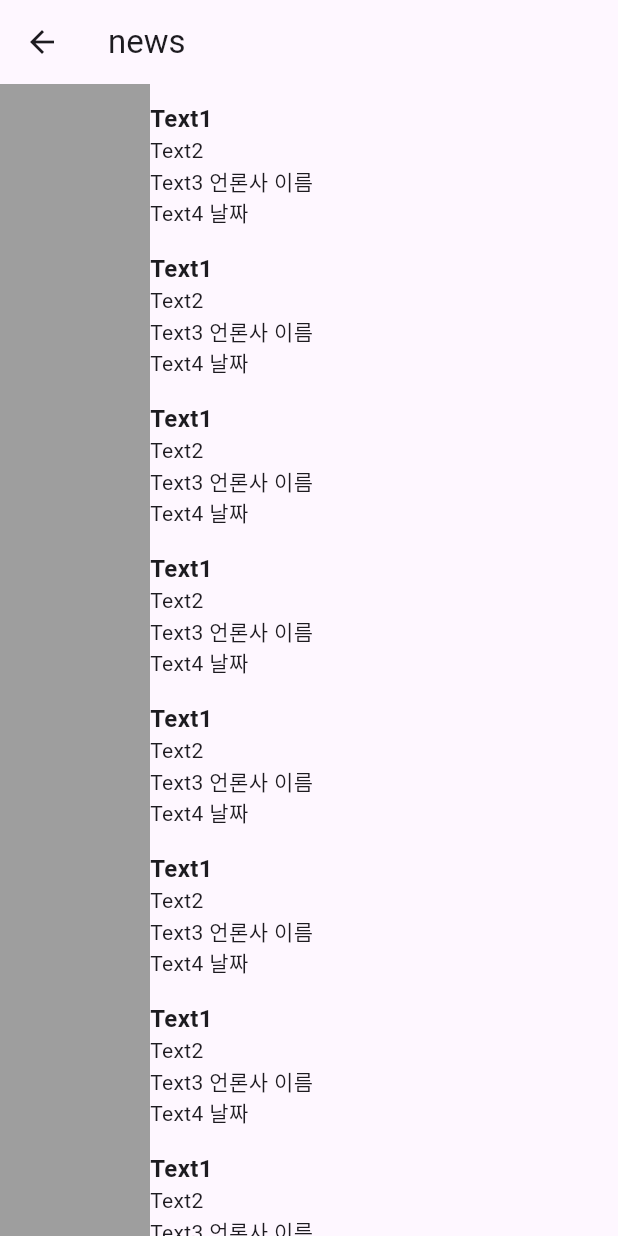
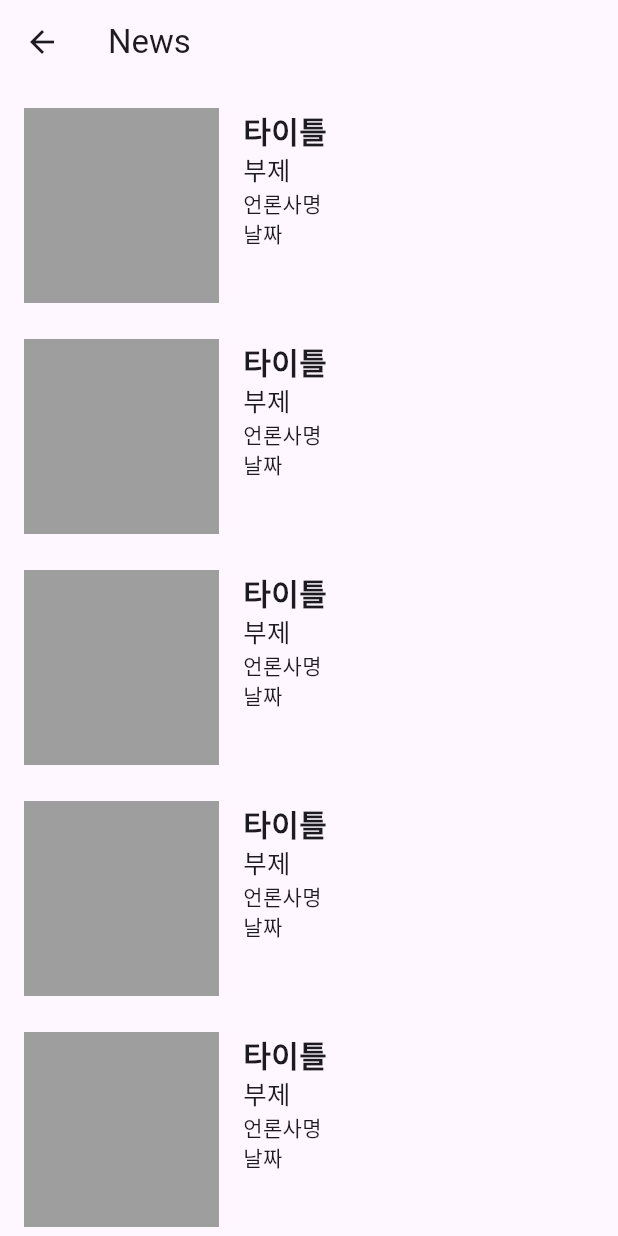
Before and after one commit to janguzin/flutter-study, a Flutter app: the NewsScreen screen opened directly, on a phone screen of 412 x 824 dp. Run offline on Flutter 3.47's test engine with Material 3 defaults, Android fonts, the phone set to English and light mode, and no system bars; our stand-ins replace dio; network calls fail.

```diff
--- a/lib/screen/button_screen.dart
+++ b/lib/screen/button_screen.dart
@@ -28,8 +28,8 @@ class ButtonScreen extends StatelessWidget {
   Widget build(BuildContext context) {
     return Scaffold(
       body: SafeArea(
-        child: Column(
-          crossAxisAlignment: CrossAxisAlignment.stretch,
+        child: ListView(
+          //crossAxisAlignment: CrossAxisAlignment.stretch,
           children: [
             ElevatedButton(
               onPressed: () {
--- a/lib/screen/news/news_screen.dart
+++ b/lib/screen/news/news_screen.dart
@@ -1,3 +1,4 @@
+import 'package:dio/dio.dart';
 import 'package:flutter/material.dart';
 
 class NewsScreen extends StatefulWidget {
@@ -8,55 +9,91 @@ class NewsScreen extends StatefulWidget {
 }
 
 class _NewsScreenState extends State<NewsScreen> {
+  /// GET 방식
+  /// https://newsapi.org/v2/everything?q=tesla&from=2025-07-28&sortBy=publishedAt&apiKey=API_KEY
+  /// https://newsapi.org => 도메인
+  /// /v2/everything => path 도메일 ~ ? 전까지.
+  /// q=tesla&from=2025-07-28&sortBy=publishedAt&apiKey=API_KEY
+  /// ? 이후 => query
+  ///
+  /// GET과 POST의 차이
+  /// GET은 인터넷 주소창에 검색해도 호출 가능.
+  /// POST는 인터넷 주소창에서 호출 불가능.
+
+  bool loading = true;
+  int page = 1;
+
+  Future<void> getData() async {
+    if (!loading) {
+      loading = true;
+      setState(() {});
+    }
+
+    Uri uri = Uri(
+      scheme: "https",
+      host: "newsapi.org",
+      path: "/v2/everything",
+      queryParameters: {
+        "q": "google",
+        "from": "2025-08-01",
+        "sortBy": "publishedAt",
+        "apiKey": "f4e382a85f8e45a5878357459c397275",
+        "pageSize": "20",
+        "page": page.toString(),
+      },
+    );
+
+    var response = await Dio().get(uri.toString());
+    // 1. ArticleModel 생성
+    // 2. List<ArticleModel> articles 생성
+
+    loading = false;
+    setState(() {});
+  }
+
+  @override
+  void initState() {
+    getData();
+    super.initState();
+  }
+
   @override
   Widget build(BuildContext context) {
-    return Scaffold(appBar: AppBar(title: Text('news'),),
-
-
+    return Scaffold(
+      appBar: AppBar(title: Text("News")),
       body: ListView.builder(
+        padding: EdgeInsets.all(16),
+        itemBuilder: (context, index) {
+          return Padding(
+            padding: EdgeInsets.only(bottom: 24),
+            child: Row(
+              crossAxisAlignment: CrossAxisAlignment.start,
+              children: [
+                Container(width: 130, height: 130, color: Colors.grey),
+                SizedBox(width: 16),
+                Column(
+                  mainAxisAlignment: MainAxisAlignment.start,
+                  crossAxisAlignment: CrossAxisAlignment.start,
+                  children: [
+                    Text(
+                      "타이틀",
+                      style: TextStyle(
+                        fontSize: 20,
+                        fontWeight: FontWeight.bold,
+                      ),
+                      maxLines: 1,
+                    ),
+                    Text("부제", style: TextStyle(fontSize: 17), maxLines: 2),
+                    Text("언론사명", style: TextStyle(fontSize: 14)),
+                    Text("날짜", style: TextStyle(fontSize: 14)),
+                  ],
+                ),
+              ],
+            ),
+          );
+        },
         itemCount: 10,
-        itemBuilder: (context, index) {
-        return Row(
-          children: [
-            Container(
-                color: Colors.grey,height: 100,width: 100,
-            ),
-
-            Expanded(child: Column(
-              crossAxisAlignment: CrossAxisAlignment.start,
-              children: const [
-                SizedBox(height: 8),
-                Text('Text1',
-                  maxLines: 1,
-                  style: TextStyle(
-                    fontSize: 16, fontWeight: FontWeight.bold,
-                  ),
-                ),
-                Text('Text2',
-                  maxLines: 2,
-                ),
-                Text('Text3 언론사 이름',
-                  maxLines: 2,
-                ),
-                Text('Text4 날짜',
-                  maxLines: 2,
-                )
-
-              ],
-            ))
-
-          ],
-
-
-        );
-
-
-      },),
-
-
-
-
-
+      ),
     );
   }
 }
```
